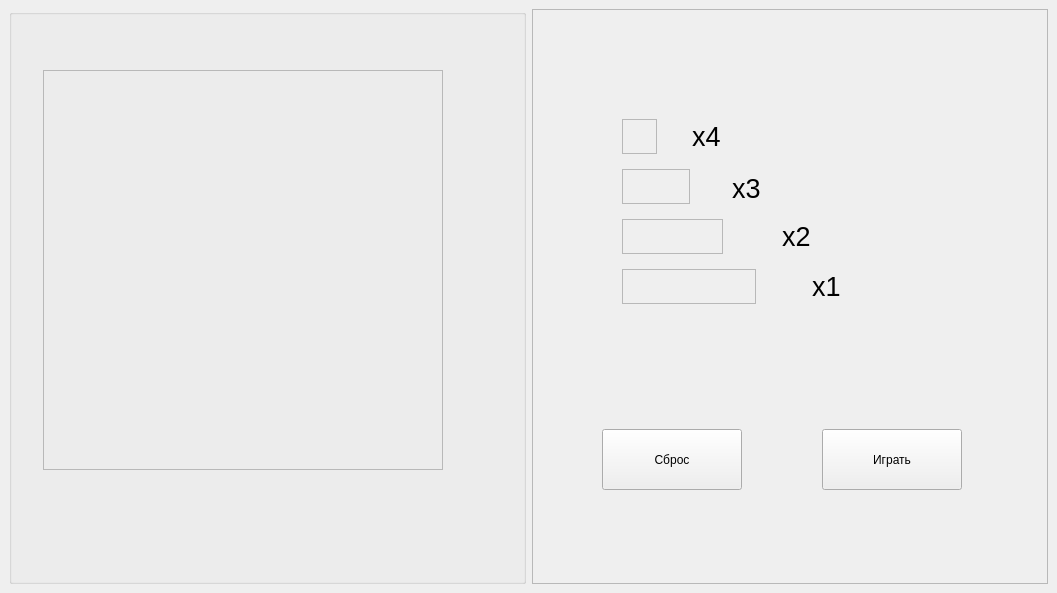
Qt form view/ship_placement5.ui (pavel1000/BattleShip) before a commit.
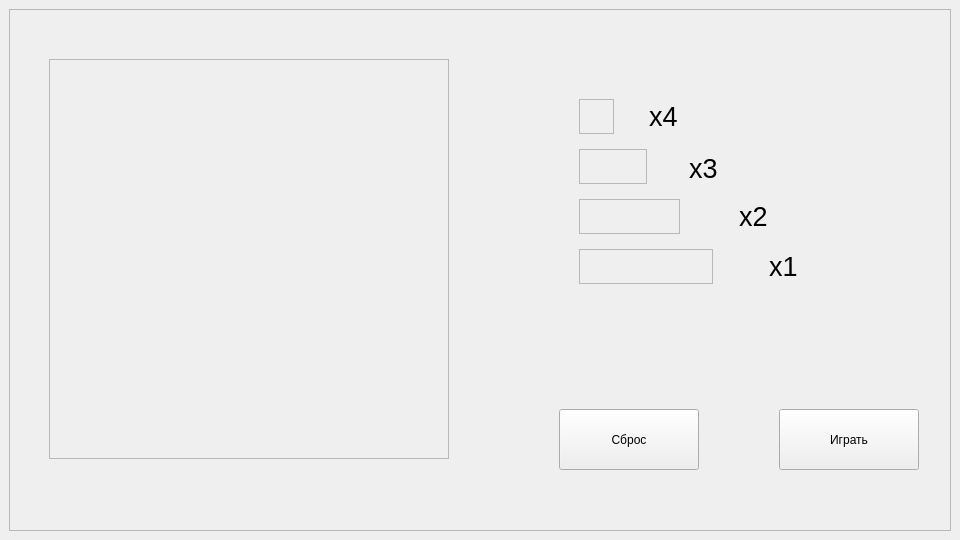
The same form after that commit. Icons and pictures are not drawn.

Commit message: Move ui element in one frame. Add rotates of ship. Add detection of dropped ship under the field.

Patch:
```diff
--- a/view/ship_placement5.ui
+++ b/view/ship_placement5.ui
@@ -6,8 +6,8 @@
    <rect>
     <x>0</x>
     <y>0</y>
-    <width>1057</width>
-    <height>593</height>
+    <width>960</width>
+    <height>540</height>
    </rect>
   </property>
   <property name="windowTitle">
@@ -19,15 +19,399 @@
   <widget class="QWidget" name="centralwidget">
    <layout class="QHBoxLayout" name="horizontalLayout">
     <item>
-     <widget class="QGroupBox" name="groupBox">
-      <property name="title">
-       <string/>
+     <widget class="QFrame" name="frame_2">
+      <property name="acceptDrops">
+       <bool>false</bool>
       </property>
-      <widget class="QFrame" name="frame">
+      <property name="frameShape">
+       <enum>QFrame::StyledPanel</enum>
+      </property>
+      <property name="frameShadow">
+       <enum>QFrame::Raised</enum>
+      </property>
+      <widget class="QPushButton" name="pushButton_1">
        <property name="geometry">
         <rect>
-         <x>34</x>
-         <y>61</y>
+         <x>550</x>
+         <y>400</y>
+         <width>140</width>
+         <height>61</height>
+        </rect>
+       </property>
+       <property name="text">
+        <string>Сброс</string>
+       </property>
+      </widget>
+      <widget class="QPushButton" name="pushButton_2">
+       <property name="geometry">
+        <rect>
+         <x>770</x>
+         <y>400</y>
+         <width>140</width>
+         <height>61</height>
+        </rect>
+       </property>
+       <property name="text">
+        <string>Играть</string>
+       </property>
+      </widget>
+      <widget class="QFrame" name="frame_7">
+       <property name="geometry">
+        <rect>
+         <x>570</x>
+         <y>240</y>
+         <width>134</width>
+         <height>35</height>
+        </rect>
+       </property>
+       <property name="frameShape">
+        <enum>QFrame::StyledPanel</enum>
+       </property>
+       <property name="frameShadow">
+        <enum>QFrame::Raised</enum>
+       </property>
+       <layout class="QHBoxLayout" name="horizontalLayout_13">
+        <property name="spacing">
+         <number>0</number>
+        </property>
+        <property name="leftMargin">
+         <number>0</number>
+        </property>
+        <property name="topMargin">
+         <number>0</number>
+        </property>
+        <property name="rightMargin">
+         <number>0</number>
+        </property>
+        <property name="bottomMargin">
+         <number>0</number>
+        </property>
+        <item>
+         <widget class="QLabel" name="label_107">
+          <property name="text">
+           <string/>
+          </property>
+          <property name="pixmap">
+           <pixmap>../images/shape.png</pixmap>
+          </property>
+          <property name="scaledContents">
+           <bool>true</bool>
+          </property>
+         </widget>
+        </item>
+        <item>
+         <widget class="QLabel" name="label_108">
+          <property name="text">
+           <string/>
+          </property>
+          <property name="pixmap">
+           <pixmap>../images/shape.png</pixmap>
+          </property>
+          <property name="scaledContents">
+           <bool>true</bool>
+          </property>
+         </widget>
+        </item>
+        <item>
+         <widget class="QLabel" name="label_109">
+          <property name="text">
+           <string/>
+          </property>
+          <property name="pixmap">
+           <pixmap>../images/shape.png</pixmap>
+          </property>
+          <property name="scaledContents">
+           <bool>true</bool>
+          </property>
+         </widget>
+        </item>
+        <item>
+         <widget class="QLabel" name="label_110">
+          <property name="text">
+           <string/>
+          </property>
+          <property name="pixmap">
+           <pixmap>../images/shape.png</pixmap>
+          </property>
+          <property name="scaledContents">
+           <bool>true</bool>
+          </property>
+         </widget>
+        </item>
+       </layout>
+      </widget>
+      <widget class="QFrame" name="frame_4">
+       <property name="geometry">
+        <rect>
+         <x>570</x>
+         <y>90</y>
+         <width>35</width>
+         <height>35</height>
+        </rect>
+       </property>
+       <property name="acceptDrops">
+        <bool>false</bool>
+       </property>
+       <property name="frameShape">
+        <enum>QFrame::StyledPanel</enum>
+       </property>
+       <property name="frameShadow">
+        <enum>QFrame::Raised</enum>
+       </property>
+       <property name="lineWidth">
+        <number>1</number>
+       </property>
+       <layout class="QHBoxLayout" name="horizontalLayout_10">
+        <property name="spacing">
+         <number>0</number>
+        </property>
+        <property name="leftMargin">
+         <number>0</number>
+        </property>
+        <property name="topMargin">
+         <number>0</number>
+        </property>
+        <property name="rightMargin">
+         <number>0</number>
+        </property>
+        <property name="bottomMargin">
+         <number>0</number>
+        </property>
+        <item>
+         <widget class="QLabel" name="label_101">
+          <property name="text">
+           <string/>
+          </property>
+          <property name="pixmap">
+           <pixmap>../images/shape.png</pixmap>
+          </property>
+          <property name="scaledContents">
+           <bool>true</bool>
+          </property>
+          <property name="openExternalLinks">
+           <bool>false</bool>
+          </property>
+         </widget>
+        </item>
+       </layout>
+      </widget>
+      <widget class="QFrame" name="frame_5">
+       <property name="geometry">
+        <rect>
+         <x>570</x>
+         <y>140</y>
+         <width>68</width>
+         <height>35</height>
+        </rect>
+       </property>
+       <property name="acceptDrops">
+        <bool>false</bool>
+       </property>
+       <property name="frameShape">
+        <enum>QFrame::StyledPanel</enum>
+       </property>
+       <property name="frameShadow">
+        <enum>QFrame::Raised</enum>
+       </property>
+       <property name="lineWidth">
+        <number>0</number>
+       </property>
+       <layout class="QHBoxLayout" name="horizontalLayout_11">
+        <property name="spacing">
+         <number>0</number>
+        </property>
+        <property name="leftMargin">
+         <number>0</number>
+        </property>
+        <property name="topMargin">
+         <number>0</number>
+        </property>
+        <property name="rightMargin">
+         <number>0</number>
+        </property>
+        <property name="bottomMargin">
+         <number>0</number>
+        </property>
+        <item>
+         <widget class="QLabel" name="label_102">
+          <property name="text">
+           <string/>
+          </property>
+          <property name="pixmap">
+           <pixmap>../images/shape.png</pixmap>
+          </property>
+          <property name="scaledContents">
+           <bool>true</bool>
+          </property>
+         </widget>
+        </item>
+        <item>
+         <widget class="QLabel" name="label_103">
+          <property name="text">
+           <string/>
+          </property>
+          <property name="pixmap">
+           <pixmap>../images/shape.png</pixmap>
+          </property>
+          <property name="scaledContents">
+           <bool>true</bool>
+          </property>
+         </widget>
+        </item>
+       </layout>
+      </widget>
+      <widget class="QFrame" name="frame_6">
+       <property name="geometry">
+        <rect>
+         <x>570</x>
+         <y>190</y>
+         <width>101</width>
+         <height>35</height>
+        </rect>
+       </property>
+       <property name="frameShape">
+        <enum>QFrame::StyledPanel</enum>
+       </property>
+       <property name="frameShadow">
+        <enum>QFrame::Raised</enum>
+       </property>
+       <property name="lineWidth">
+        <number>0</number>
+       </property>
+       <layout class="QHBoxLayout" name="horizontalLayout_12">
+        <property name="spacing">
+         <number>0</number>
+        </property>
+        <property name="leftMargin">
+         <number>0</number>
+        </property>
+        <property name="topMargin">
+         <number>0</number>
+        </property>
+        <property name="rightMargin">
+         <number>0</number>
+        </property>
+        <property name="bottomMargin">
+         <number>0</number>
+        </property>
+        <item>
+         <widget class="QLabel" name="label_104">
+          <property name="text">
+           <string/>
+          </property>
+          <property name="pixmap">
+           <pixmap>../images/shape.png</pixmap>
+          </property>
+          <property name="scaledContents">
+           <bool>true</bool>
+          </property>
+         </widget>
+        </item>
+        <item>
+         <widget class="QLabel" name="label_105">
+          <property name="text">
+           <string/>
+          </property>
+          <property name="pixmap">
+           <pixmap>../images/shape.png</pixmap>
+          </property>
+          <property name="scaledContents">
+           <bool>true</bool>
+          </property>
+         </widget>
+        </item>
+        <item>
+         <widget class="QLabel" name="label_106">
+          <property name="text">
+           <string/>
+          </property>
+          <property name="pixmap">
+           <pixmap>../images/shape.png</pixmap>
+          </property>
+          <property name="scaledContents">
+           <bool>true</bool>
+          </property>
+         </widget>
+        </item>
+       </layout>
+      </widget>
+      <widget class="QLabel" name="label_114">
+       <property name="geometry">
+        <rect>
+         <x>760</x>
+         <y>240</y>
+         <width>34</width>
+         <height>34</height>
+        </rect>
+       </property>
+       <property name="font">
+        <font>
+         <pointsize>20</pointsize>
+        </font>
+       </property>
+       <property name="text">
+        <string>x1</string>
+       </property>
+      </widget>
+      <widget class="QLabel" name="label_113">
+       <property name="geometry">
+        <rect>
+         <x>730</x>
+         <y>190</y>
+         <width>34</width>
+         <height>34</height>
+        </rect>
+       </property>
+       <property name="font">
+        <font>
+         <pointsize>20</pointsize>
+        </font>
+       </property>
+       <property name="text">
+        <string>x2</string>
+       </property>
+      </widget>
+      <widget class="QLabel" name="label_111">
+       <property name="geometry">
+        <rect>
+         <x>640</x>
+         <y>90</y>
+         <width>34</width>
+         <height>34</height>
+        </rect>
+       </property>
+       <property name="font">
+        <font>
+         <pointsize>20</pointsize>
+        </font>
+       </property>
+       <property name="text">
+        <string>x4</string>
+       </property>
+      </widget>
+      <widget class="QLabel" name="label_112">
+       <property name="geometry">
+        <rect>
+         <x>680</x>
+         <y>142</y>
+         <width>34</width>
+         <height>34</height>
+        </rect>
+       </property>
+       <property name="font">
+        <font>
+         <pointsize>20</pointsize>
+        </font>
+       </property>
+       <property name="text">
+        <string>x3</string>
+       </property>
+      </widget>
+      <widget class="QFrame" name="frame_3">
+       <property name="geometry">
+        <rect>
+         <x>40</x>
+         <y>50</y>
          <width>400</width>
          <height>400</height>
         </rect>
@@ -1392,394 +1776,6 @@
       </widget>
      </widget>
     </item>
-    <item>
-     <widget class="QFrame" name="frame_2">
-      <property name="acceptDrops">
-       <bool>false</bool>
-      </property>
-      <property name="frameShape">
-       <enum>QFrame::StyledPanel</enum>
-      </property>
-      <property name="frameShadow">
-       <enum>QFrame::Raised</enum>
-      </property>
-      <widget class="QPushButton" name="pushButton_1">
-       <property name="geometry">
-        <rect>
-         <x>70</x>
-         <y>420</y>
-         <width>140</width>
-         <height>61</height>
-        </rect>
-       </property>
-       <property name="text">
-        <string>Сброс</string>
-       </property>
-      </widget>
-      <widget class="QPushButton" name="pushButton_2">
-       <property name="geometry">
-        <rect>
-         <x>290</x>
-         <y>420</y>
-         <width>140</width>
-         <height>61</height>
-        </rect>
-       </property>
-       <property name="text">
-        <string>Играть</string>
-       </property>
-      </widget>
-      <widget class="QFrame" name="frame_7">
-       <property name="geometry">
-        <rect>
-         <x>90</x>
-         <y>260</y>
-         <width>134</width>
-         <height>35</height>
-        </rect>
-       </property>
-       <property name="frameShape">
-        <enum>QFrame::StyledPanel</enum>
-       </property>
-       <property name="frameShadow">
-        <enum>QFrame::Raised</enum>
-       </property>
-       <layout class="QHBoxLayout" name="horizontalLayout_13">
-        <property name="spacing">
-         <number>0</number>
-        </property>
-        <property name="leftMargin">
-         <number>0</number>
-        </property>
-        <property name="topMargin">
-         <number>0</number>
-        </property>
-        <property name="rightMargin">
-         <number>0</number>
-        </property>
-        <property name="bottomMargin">
-         <number>0</number>
-        </property>
-        <item>
-         <widget class="QLabel" name="label_107">
-          <property name="text">
-           <string/>
-          </property>
-          <property name="pixmap">
-           <pixmap>../images/shape.png</pixmap>
-          </property>
-          <property name="scaledContents">
-           <bool>true</bool>
-          </property>
-         </widget>
-        </item>
-        <item>
-         <widget class="QLabel" name="label_108">
-          <property name="text">
-           <string/>
-          </property>
-          <property name="pixmap">
-           <pixmap>../images/shape.png</pixmap>
-          </property>
-          <property name="scaledContents">
-           <bool>true</bool>
-          </property>
-         </widget>
-        </item>
-        <item>
-         <widget class="QLabel" name="label_109">
-          <property name="text">
-           <string/>
-          </property>
-          <property name="pixmap">
-           <pixmap>../images/shape.png</pixmap>
-          </property>
-          <property name="scaledContents">
-           <bool>true</bool>
-          </property>
-         </widget>
-        </item>
-        <item>
-         <widget class="QLabel" name="label_110">
-          <property name="text">
-           <string/>
-          </property>
-          <property name="pixmap">
-           <pixmap>../images/shape.png</pixmap>
-          </property>
-          <property name="scaledContents">
-           <bool>true</bool>
-          </property>
-         </widget>
-        </item>
-       </layout>
-      </widget>
-      <widget class="QFrame" name="frame_4">
-       <property name="geometry">
-        <rect>
-         <x>90</x>
-         <y>110</y>
-         <width>35</width>
-         <height>35</height>
-        </rect>
-       </property>
-       <property name="acceptDrops">
-        <bool>false</bool>
-       </property>
-       <property name="frameShape">
-        <enum>QFrame::StyledPanel</enum>
-       </property>
-       <property name="frameShadow">
-        <enum>QFrame::Raised</enum>
-       </property>
-       <property name="lineWidth">
-        <number>1</number>
-       </property>
-       <layout class="QHBoxLayout" name="horizontalLayout_10">
-        <property name="leftMargin">
-         <number>0</number>
-        </property>
-        <property name="topMargin">
-         <number>0</number>
-        </property>
-        <property name="rightMargin">
-         <number>0</number>
-        </property>
-        <property name="bottomMargin">
-         <number>0</number>
-        </property>
-        <item>
-         <widget class="QLabel" name="label_101">
-          <property name="text">
-           <string/>
-          </property>
-          <property name="pixmap">
-           <pixmap>../images/shape.png</pixmap>
-          </property>
-          <property name="scaledContents">
-           <bool>true</bool>
-          </property>
-          <property name="openExternalLinks">
-           <bool>false</bool>
-          </property>
-         </widget>
-        </item>
-       </layout>
-      </widget>
-      <widget class="QFrame" name="frame_5">
-       <property name="geometry">
-        <rect>
-         <x>90</x>
-         <y>160</y>
-         <width>68</width>
-         <height>35</height>
-        </rect>
-       </property>
-       <property name="acceptDrops">
-        <bool>false</bool>
-       </property>
-       <property name="frameShape">
-        <enum>QFrame::StyledPanel</enum>
-       </property>
-       <property name="frameShadow">
-        <enum>QFrame::Raised</enum>
-       </property>
-       <property name="lineWidth">
-        <number>0</number>
-       </property>
-       <layout class="QHBoxLayout" name="horizontalLayout_11">
-        <property name="spacing">
-         <number>0</number>
-        </property>
-        <property name="leftMargin">
-         <number>0</number>
-        </property>
-        <property name="topMargin">
-         <number>0</number>
-        </property>
-        <property name="rightMargin">
-         <number>0</number>
-        </property>
-        <property name="bottomMargin">
-         <number>0</number>
-        </property>
-        <item>
-         <widget class="QLabel" name="label_102">
-          <property name="text">
-           <string/>
-          </property>
-          <property name="pixmap">
-           <pixmap>../images/shape.png</pixmap>
-          </property>
-          <property name="scaledContents">
-           <bool>true</bool>
-          </property>
-         </widget>
-        </item>
-        <item>
-         <widget class="QLabel" name="label_103">
-          <property name="text">
-           <string/>
-          </property>
-          <property name="pixmap">
-           <pixmap>../images/shape.png</pixmap>
-          </property>
-          <property name="scaledContents">
-           <bool>true</bool>
-          </property>
-         </widget>
-        </item>
-       </layout>
-      </widget>
-      <widget class="QFrame" name="frame_6">
-       <property name="geometry">
-        <rect>
-         <x>90</x>
-         <y>210</y>
-         <width>101</width>
-         <height>35</height>
-        </rect>
-       </property>
-       <property name="frameShape">
-        <enum>QFrame::StyledPanel</enum>
-       </property>
-       <property name="frameShadow">
-        <enum>QFrame::Raised</enum>
-       </property>
-       <property name="lineWidth">
-        <number>0</number>
-       </property>
-       <layout class="QHBoxLayout" name="horizontalLayout_12">
-        <property name="spacing">
-         <number>0</number>
-        </property>
-        <property name="leftMargin">
-         <number>0</number>
-        </property>
-        <property name="topMargin">
-         <number>0</number>
-        </property>
-        <property name="rightMargin">
-         <number>0</number>
-        </property>
-        <property name="bottomMargin">
-         <number>0</number>
-        </property>
-        <item>
-         <widget class="QLabel" name="label_104">
-          <property name="text">
-           <string/>
-          </property>
-          <property name="pixmap">
-           <pixmap>../images/shape.png</pixmap>
-          </property>
-          <property name="scaledContents">
-           <bool>true</bool>
-          </property>
-         </widget>
-        </item>
-        <item>
-         <widget class="QLabel" name="label_105">
-          <property name="text">
-           <string/>
-          </property>
-          <property name="pixmap">
-           <pixmap>../images/shape.png</pixmap>
-          </property>
-          <property name="scaledContents">
-           <bool>true</bool>
-          </property>
-         </widget>
-        </item>
-        <item>
-         <widget class="QLabel" name="label_106">
-          <property name="text">
-           <string/>
-          </property>
-          <property name="pixmap">
-           <pixmap>../images/shape.png</pixmap>
-          </property>
-          <property name="scaledContents">
-           <bool>true</bool>
-          </property>
-         </widget>
-        </item>
-       </layout>
-      </widget>
-      <widget class="QLabel" name="label_114">
-       <property name="geometry">
-        <rect>
-         <x>280</x>
-         <y>260</y>
-         <width>34</width>
-         <height>34</height>
-        </rect>
-       </property>
-       <property name="font">
-        <font>
-         <pointsize>20</pointsize>
-        </font>
-       </property>
-       <property name="text">
-        <string>x1</string>
-       </property>
-      </widget>
-      <widget class="QLabel" name="label_113">
-       <property name="geometry">
-        <rect>
-         <x>250</x>
-         <y>210</y>
-         <width>34</width>
-         <height>34</height>
-        </rect>
-       </property>
-       <property name="font">
-        <font>
-         <pointsize>20</pointsize>
-        </font>
-       </property>
-       <property name="text">
-        <string>x2</string>
-       </property>
-      </widget>
-      <widget class="QLabel" name="label_111">
-       <property name="geometry">
-        <rect>
-         <x>160</x>
-         <y>110</y>
-         <width>34</width>
-         <height>34</height>
-        </rect>
-       </property>
-       <property name="font">
-        <font>
-         <pointsize>20</pointsize>
-        </font>
-       </property>
-       <property name="text">
-        <string>x4</string>
-       </property>
-      </widget>
-      <widget class="QLabel" name="label_112">
-       <property name="geometry">
-        <rect>
-         <x>200</x>
-         <y>162</y>
-         <width>34</width>
-         <height>34</height>
-        </rect>
-       </property>
-       <property name="font">
-        <font>
-         <pointsize>20</pointsize>
-        </font>
-       </property>
-       <property name="text">
-        <string>x3</string>
-       </property>
-      </widget>
-     </widget>
-    </item>
    </layout>
   </widget>
  </widget>
```
The commit also changes 2 other files.
